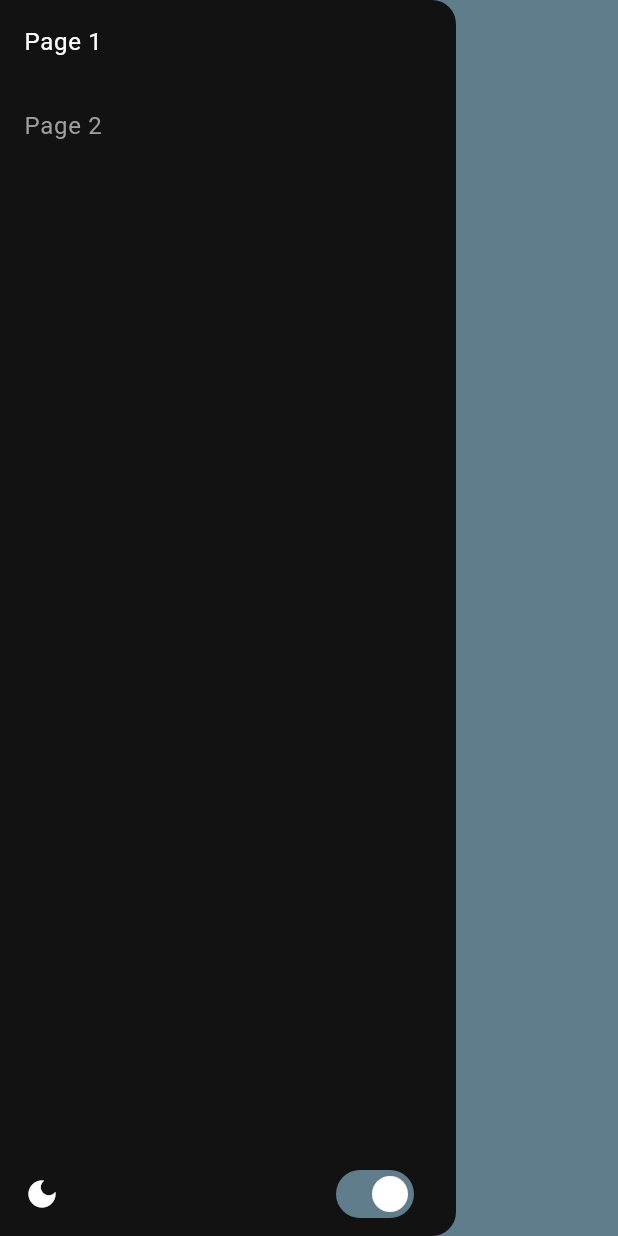
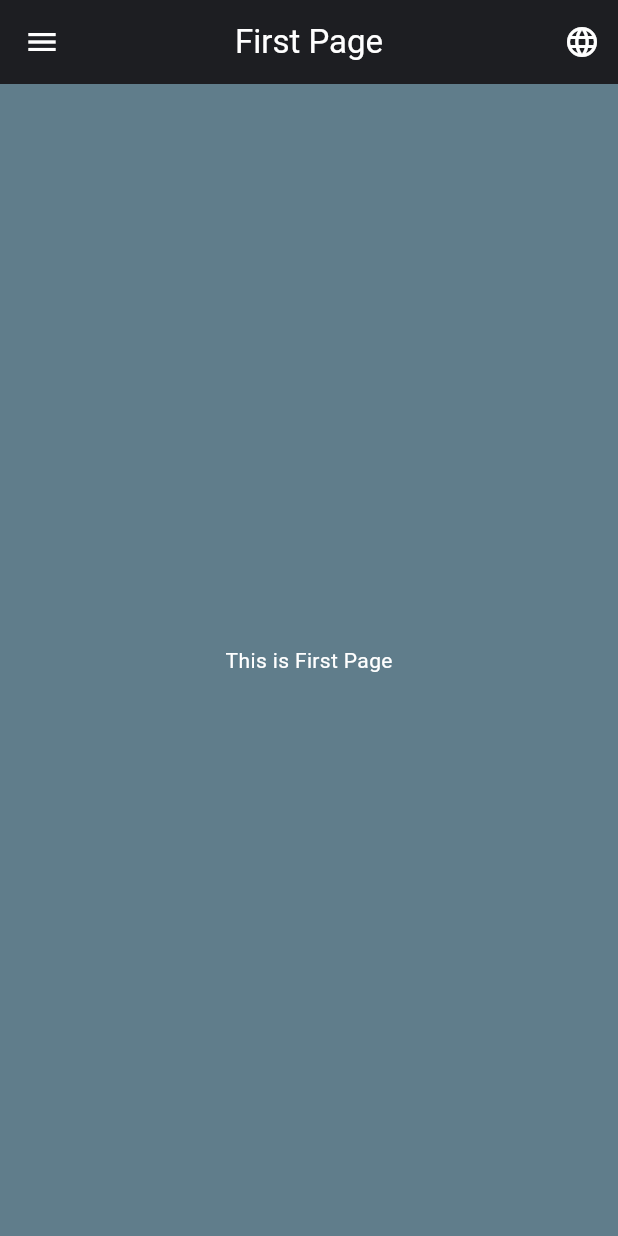
Before and after one commit to jiaxing98/flutter_weather, a Flutter app: the WeatherDrawer widget shown alone on an empty page, opened directly, after a tap on "Page 1", on a phone screen of 412 x 824 dp. Run offline on Flutter 3.47's test engine with Material 3 defaults, Android fonts, the phone set to English and light mode, and no system bars; our stand-ins replace dio, flutter_localization, fpdart, get_it, go_router, rxdart and 1 more; accounts and stored records are empty.

Commit message:
Temp Commit

```diff
--- /dev/null
+++ b/lib/features/weather/presentation/dashboard/dashboard_scaffold.dart
@@ -0,0 +1,46 @@
+import 'package:flutter/material.dart';
+import 'package:flutter_weather/features/weather/presentation/dashboard/change_language_menu.dart';
+import 'package:flutter_weather/features/weather/presentation/dashboard/dashboard_scaffold_viewmodel.dart';
+import 'package:flutter_weather/features/weather/presentation/dashboard/weather_drawer.dart';
+import 'package:go_router/go_router.dart';
+import 'package:provider/provider.dart';
+
+class DashboardScaffold extends StatefulWidget {
+  final Widget appBarTitle;
+  final Widget child;
+
+  const DashboardScaffold({
+    super.key,
+    required this.appBarTitle,
+    required this.child,
+  });
+
+  @override
+  State<DashboardScaffold> createState() => _DashboardScaffoldState();
+}
+
+class _DashboardScaffoldState extends State<DashboardScaffold> {
+  @override
+  void initState() {
+    final vm = context.read<DashboardScaffoldVM>();
+    final currentPage = GoRouterState.of(context).uri.toString();
+    vm.setCurrentPage(currentPage);
+    super.initState();
+  }
+
+  @override
+  Widget build(BuildContext context) {
+    return Scaffold(
+      appBar: AppBar(
+        foregroundColor: Theme.of(context).appBarTheme.foregroundColor,
+        title: widget.appBarTitle,
+        centerTitle: true,
+        actions: const [
+          ChangeLanguageMenu(),
+        ],
+      ),
+      drawer: const WeatherDrawer(),
+      body: widget.child,
+    );
+  }
+}
--- /dev/null
+++ b/lib/features/weather/presentation/dashboard/dashboard_scaffold_viewmodel.dart
@@ -0,0 +1,27 @@
+import 'package:flutter/cupertino.dart';
+import 'package:flutter_localization/flutter_localization.dart';
+
+class DashboardScaffoldVM extends ChangeNotifier {
+  final FlutterLocalization _localization;
+
+  late String _currentPage;
+
+  DashboardScaffoldVM({
+    required FlutterLocalization localization,
+  }) : _localization = localization;
+
+  String get selectedLanguage => _localization.currentLocale!.languageCode;
+  String get currentPage => _currentPage;
+
+  void changeLanguage(String languageCode) {
+    _localization.translate(languageCode);
+    notifyListeners();
+  }
+
+  void setCurrentPage(String page) {
+    _currentPage = page;
+    notifyListeners();
+  }
+}
+
+enum Selection { home, page1, page2 }
--- a/lib/features/weather/presentation/widgets/weather_drawer.dart
+++ b/lib/features/weather/presentation/dashboard/weather_drawer.dart
@@ -1,8 +1,10 @@
 import 'package:flutter/material.dart';
 import 'package:flutter_weather/core/themes/theme_provider.dart';
+import 'package:flutter_weather/router/route_name.dart';
+import 'package:go_router/go_router.dart';
 import 'package:provider/provider.dart';
 
-enum _Selection { page1, page2 }
+enum _Selection { home, page1, page2 }
 
 class WeatherDrawer extends StatefulWidget {
   const WeatherDrawer({super.key});
@@ -12,7 +14,7 @@ class WeatherDrawer extends StatefulWidget {
 }
 
 class _WeatherDrawerState extends State<WeatherDrawer> {
-  _Selection _selected = _Selection.page1;
+  _Selection _selected = _Selection.home;
 
   @override
   Widget build(BuildContext context) {
@@ -24,12 +26,23 @@ class _WeatherDrawerState extends State<WeatherDrawer> {
             Column(
               children: [
                 ListTile(
+                  selected: _selected == _Selection.home,
+                  title: Text("Home"),
+                  onTap: () {
+                    setState(() {
+                      _selected = _Selection.home;
+                    });
+                    context.go(RouteName.home);
+                  },
+                ),
+                ListTile(
                   selected: _selected == _Selection.page1,
                   title: Text("Page 1"),
                   onTap: () {
                     setState(() {
                       _selected = _Selection.page1;
                     });
+                    context.go(RouteName.first);
                   },
                 ),
                 ListTile(
@@ -39,6 +52,7 @@ class _WeatherDrawerState extends State<WeatherDrawer> {
                     setState(() {
                       _selected = _Selection.page2;
                     });
+                    context.go(RouteName.second);
                   },
                 ),
               ],
--- /dev/null
+++ b/lib/features/weather/presentation/first/first_page.dart
@@ -0,0 +1,16 @@
+import 'package:flutter/material.dart';
+import 'package:flutter_weather/features/weather/presentation/dashboard/dashboard_scaffold.dart';
+
+class FirstPage extends StatelessWidget {
+  const FirstPage({super.key});
+
+  @override
+  Widget build(BuildContext context) {
+    return const DashboardScaffold(
+      appBarTitle: Text("First Page"),
+      child: Center(
+        child: Text("This is First Page"),
+      ),
+    );
+  }
+}
--- /dev/null
+++ b/lib/router/route_name.dart
@@ -0,0 +1,5 @@
+abstract class RouteName {
+  static const home = "/";
+  static const first = "/first";
+  static const second = "/second";
+}
--- /dev/null
+++ b/lib/router/router_config.dart
@@ -0,0 +1,28 @@
+import 'package:flutter_weather/core/dependencies/viewmodels.dart';
+import 'package:flutter_weather/features/weather/presentation/first/first_page.dart';
+import 'package:flutter_weather/features/weather/presentation/second/second_page.dart';
+import 'package:flutter_weather/features/weather/presentation/weather_info/weather_page.dart';
+import 'package:flutter_weather/features/weather/presentation/weather_info/weather_page_viewmodel.dart';
+import 'package:flutter_weather/router/route_name.dart';
+import 'package:go_router/go_router.dart';
+import 'package:provider/provider.dart';
+
+final router = GoRouter(
+  routes: [
+    GoRoute(
+      path: RouteName.home,
+      builder: (context, state) => ChangeNotifierProvider(
+        create: (_) => viewModels.get<WeatherPageVM>(),
+        child: const WeatherPage(),
+      ),
+    ),
+    GoRoute(
+      path: RouteName.first,
+      builder: (context, state) => const FirstPage(),
+    ),
+    GoRoute(
+      path: RouteName.second,
+      builder: (context, state) => const SecondPage(),
+    ),
+  ],
+);
--- a/pubspec.yaml
+++ b/pubspec.yaml
@@ -73,6 +73,11 @@ dependencies:
   # https://pub.dev/packages/shared_preferences
   shared_preferences: ^2.2.3
 
+  # A declarative routing package for Flutter that uses the Router API to provide a convenient,
+  # url-based API for navigating between different screens.
+  # https://pub.dev/packages/go_router
+  go_router: ^14.1.3
+
 dev_dependencies:
   flutter_test:
     sdk: flutter
```
Also changed, not shown: lib/core/dependencies/viewmodels.dart (+10 -1 lines), lib/features/weather/presentation/dashboard/change_language_menu.dart (added, +62 -0 lines), lib/features/weather/presentation/second/second_page.dart (added, +16 -0 lines), lib/features/weather/presentation/weather_info/weather_page.dart (renamed from lib/features/weather/presentation/pages/weather_page.dart, +8 -24 lines), lib/features/weather/presentation/widgets/change_language_menu.dart (deleted, +0 -68 lines), lib/main.dart (+7 -7 lines), lib/features/weather/presentation/dashboard/language_tile.dart (renamed from lib/features/weather/presentation/widgets/language_tile.dart), lib/features/weather/presentation/weather_info/city_name_text_field.dart (renamed from lib/features/weather/presentation/widgets/city_name_textfield.dart), lib/features/weather/presentation/weather_info/weather_page_viewmodel.dart (renamed from lib/features/weather/presentation/pages/weather_page_viewmodel.dart), lib/features/weather/presentation/weather_info/weather_table.dart (renamed from lib/features/weather/presentation/widgets/weather_table.dart), pubspec.lock.
